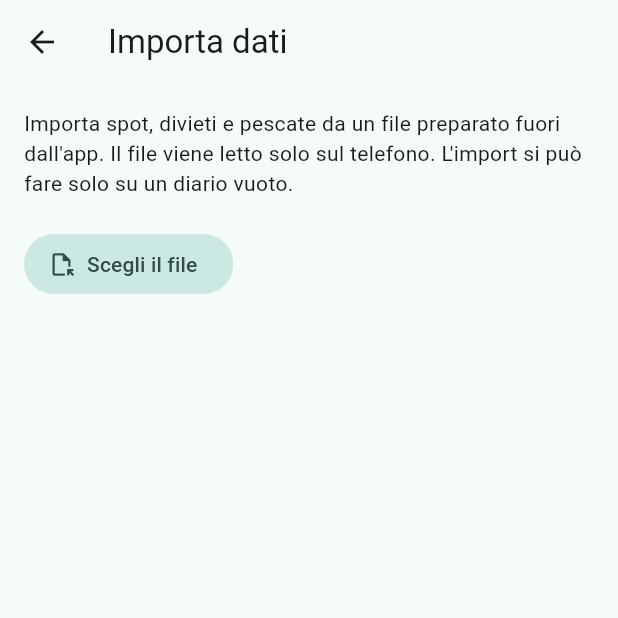
After one commit to LocaCele04/LC_Tesi, a Flutter app: the ImportaScreen screen opened directly, on a phone screen of 412 x 824 dp, the top half of it. The commit adds this screen. Run offline on Flutter 3.47's test engine with Material 3 defaults, Android fonts, the phone set to English and light mode, and no system bars; our stand-ins replace file_picker, flutter_map, flutter_riverpod, geolocator, latlong2, sqflite and 1 more; accounts and stored records are empty.

Commit message:
preparazione import storico

```diff
--- /dev/null
+++ b/diario_pesca/lib/services/import_service.dart
@@ -0,0 +1,451 @@
+import 'dart:convert';
+
+import '../models/catalogo/caratteristica.dart';
+import '../models/catalogo/specie.dart';
+import '../models/catalogo/valore_condizione.dart';
+import '../models/enums.dart';
+import '../models/pescate/pescata.dart';
+import '../models/pescate/riepilogo_caratteristica.dart';
+import '../models/pescate/riepilogo_specie.dart';
+import '../models/territorio/ambiente.dart';
+import '../models/territorio/coordinata.dart';
+import '../models/territorio/divieto.dart';
+import '../models/territorio/spot.dart';
+import '../repositories/catalogo_repository.dart';
+import '../repositories/pescate_repository.dart';
+import '../repositories/territorio_repository.dart';
+
+// Import dei dati da un file JSON preparato fuori dall'app (es. dallo
+// storico su foglio di calcolo e dai tratti di Google Earth).
+//
+// Il file resta sul telefono: viene letto dall'app e non va mai aggiunto
+// al repository, perché contiene dati personali.
+//
+// Formato (versione 1):
+//
+// {
+//   "formato": "diario-pesca-import", "versione": 1,
+//   "ambienti": [{"nome": "Torrentino", "condizioniCome": "Torrente"}],
+//   "specie": [{"nome": "Trota", "caratteristiche": ["Over 30"]}],
+//   "spot": [{"nome", "categoria", "ambiente", "voto"?, "difficolta"?,
+//             "noteOstacoli"?, "note"?, "linkParcheggio"?,
+//             "lunghezzaMetri"?, "punti": [[lat, lon], ...]}],
+//   "divieti": [{"nome", "note"?, "punti": [[lat, lon], ...]}],
+//   "pescate": [{"data": "2026-02-22", "fascia": "alba", "spot",
+//                "condizioni": {"Meteo": "Sereno"},
+//                "catture": [{"specie", "totale", "caratteristiche": {"Over 30": 1}}],
+//                "note"?}]
+// }
+
+const formatoImport = 'diario-pesca-import';
+const versioneImport = 1;
+
+/// Il file non si può importare. [problemi] sono frasi per l'utente.
+class ImportNonValido implements Exception {
+  const ImportNonValido(this.problemi);
+  final List<String> problemi;
+
+  @override
+  String toString() => problemi.join('\n');
+}
+
+/// L'import si è fermato a metà, dopo aver già salvato una parte dei dati.
+class ImportInterrotto implements Exception {
+  const ImportInterrotto(this.fase, this.errore);
+  final String fase;
+  final Object errore;
+
+  @override
+  String toString() => 'Import interrotto durante: $fase ($errore)';
+}
+
+/// Una cattura di una pescata da importare.
+class CatturaDaImportare {
+  const CatturaDaImportare({required this.specie, required this.totale, this.caratteristiche = const {}});
+  final String specie;
+  final int totale;
+  final Map<String, int> caratteristiche;
+}
+
+/// Una pescata da importare, con riferimenti per nome a spot, condizioni,
+/// specie e caratteristiche (gli id esistono solo dopo il salvataggio).
+class PescataDaImportare {
+  const PescataDaImportare({
+    required this.data,
+    required this.fascia,
+    required this.spot,
+    this.condizioni = const {},
+    this.catture = const [],
+    this.note,
+  });
+  final DateTime data;
+  final FasciaOraria fascia;
+  final String spot;
+  final Map<String, String> condizioni;
+  final List<CatturaDaImportare> catture;
+  final String? note;
+}
+
+/// Contenuto di un file già letto e controllato, pronto per l'import.
+class DatiImport {
+  const DatiImport({
+    required this.ambienti,
+    required this.specie,
+    required this.spot,
+    required this.divieti,
+    required this.pescate,
+  });
+
+  /// Ambienti nuovi e da quale ambiente copiano le condizioni.
+  final List<({String nome, String? condizioniCome})> ambienti;
+  final Map<String, List<String>> specie;
+  final List<Spot> spot;
+  final List<Divieto> divieti;
+  final List<PescataDaImportare> pescate;
+
+  int get spotConTratto => spot.where((s) => s.coordinate.isNotEmpty).length;
+  int get catture => pescate.fold(0, (n, p) => n + p.catture.fold(0, (m, c) => m + c.totale));
+}
+
+/// Quanti elementi sono stati importati.
+class EsitoImport {
+  const EsitoImport({required this.spot, required this.divieti, required this.pescate});
+  final int spot;
+  final int divieti;
+  final int pescate;
+}
+
+/// Avanzamento dell'import: fase in corso e quanti elementi su quanti.
+typedef AvanzamentoImport = void Function(String fase, int fatti, int totale);
+
+/// Legge, controlla e importa un file di dati. Funziona solo su un diario
+/// vuoto (nessuno spot, divieto o pescata), così non nascono doppioni.
+///
+/// Il controllo ([leggi]) è completo e non scrive nulla; l'import ([importa])
+/// usa i repository, ognuno con le sue transazioni. Se si ferma a metà per
+/// un errore imprevisto lancia [ImportInterrotto]: i dati già salvati
+/// restano e conviene ripartire da un diario vuoto.
+class ImportService {
+  ImportService({
+    required TerritorioRepository territorio,
+    required CatalogoRepository catalogo,
+    required PescateRepository pescate,
+  })  : _territorio = territorio,
+        _catalogo = catalogo,
+        _pescate = pescate;
+
+  final TerritorioRepository _territorio;
+  final CatalogoRepository _catalogo;
+  final PescateRepository _pescate;
+
+  /// Legge [testo] (il contenuto del file) e controlla tutto ciò che si può
+  /// controllare prima di scrivere. Lancia [ImportNonValido] con l'elenco
+  /// dei problemi (al massimo i primi 30).
+  Future<DatiImport> leggi(String testo) async {
+    final problemi = <String>[];
+
+    Object? json;
+    try {
+      json = jsonDecode(testo);
+    } on FormatException {
+      throw const ImportNonValido(['Il file non è un JSON valido.']);
+    }
+    if (json is! Map<String, Object?> || json['formato'] != formatoImport) {
+      throw const ImportNonValido(['Il file non è un file di import del Diario di pesca.']);
+    }
+    if (json['versione'] != versioneImport) {
+      throw ImportNonValido(['Versione del file ${json['versione']} non supportata (attesa $versioneImport).']);
+    }
+
+    if ((await _territorio.getSpots()).isNotEmpty ||
+        (await _territorio.getDivieti()).isNotEmpty ||
+        (await _pescate.getPescate()).isNotEmpty) {
+      problemi.add('Il diario non è vuoto: l\'import si può fare solo su un diario nuovo.');
+    }
+
+    List<Map<String, Object?>> elenco(String chiave) {
+      final v = json is Map<String, Object?> ? json[chiave] : null;
+      if (v == null) return const [];
+      if (v is! List) {
+        problemi.add('"$chiave" deve essere un elenco.');
+        return const [];
+      }
+      return [for (final e in v) if (e is Map<String, Object?>) e];
+    }
+
+    String? testoOpz(Map<String, Object?> m, String k) {
+      final v = m[k];
+      if (v is! String) return null;
+      final t = v.trim();
+      return t.isEmpty ? null : t;
+    }
+
+    List<Coordinata> punti(Object? v, String dove) {
+      if (v == null) return const [];
+      final risultato = <Coordinata>[];
+      if (v is List) {
+        for (final p in v) {
+          if (p is List && p.length == 2 && p[0] is num && p[1] is num) {
+            final lat = (p[0] as num).toDouble();
+            final lon = (p[1] as num).toDouble();
+            if (lat.abs() <= 90 && lon.abs() <= 180) {
+              risultato.add(Coordinata(ordine: risultato.length, latitudine: lat, longitudine: lon));
+              continue;
+            }
+          }
+          problemi.add('$dove: punto non valido ($p).');
+        }
+      }
+      return risultato;
+    }
+
+    // Ambienti: quelli già presenti più i nuovi del file.
+    final ambientiNoti = {for (final a in await _territorio.getAmbienti()) a.nome.toLowerCase()};
+    final ambienti = <({String nome, String? condizioniCome})>[];
+    for (final a in elenco('ambienti')) {
+      final nome = testoOpz(a, 'nome');
+      final come = testoOpz(a, 'condizioniCome');
+      if (nome == null) {
+        problemi.add('Un ambiente non ha il nome.');
+        continue;
+      }
+      if (come != null && !ambientiNoti.contains(come.toLowerCase())) {
+        problemi.add('Ambiente $nome: l\'ambiente "$come" da cui copiare le condizioni non esiste.');
+      }
+      if (ambientiNoti.add(nome.toLowerCase())) ambienti.add((nome: nome, condizioniCome: come));
+    }
+
+    // Specie e caratteristiche dichiarate.
+    final specie = <String, List<String>>{};
+    for (final s in elenco('specie')) {
+      final nome = testoOpz(s, 'nome');
+      if (nome == null) {
+        problemi.add('Una specie non ha il nome.');
+        continue;
+      }
+      final car = s['caratteristiche'];
+      specie[nome] = [if (car is List) for (final c in car) if (c is String && c.trim().isNotEmpty) c.trim()];
+    }
+
+    // Spot.
+    final spot = <Spot>[];
+    final nomiSpot = <String, String>{};
+    for (final s in elenco('spot')) {
+      final nome = testoOpz(s, 'nome');
+      final categoria = testoOpz(s, 'categoria');
+      final ambiente = testoOpz(s, 'ambiente');
+      if (nome == null || categoria == null || ambiente == null) {
+        problemi.add('Spot ${nome ?? '(senza nome)'}: servono nome, categoria e ambiente.');
+        continue;
+      }
+      if (nomiSpot.containsKey(nome.toLowerCase())) {
+        problemi.add('Spot "$nome" ripetuto.');
+        continue;
+      }
+      if (!ambientiNoti.contains(ambiente.toLowerCase())) {
+        problemi.add('Spot $nome: ambiente "$ambiente" sconosciuto.');
+      }
+      final voto = s['voto'];
+      if (voto != null && (voto is! num || voto < 0 || voto > 10)) {
+        problemi.add('Spot $nome: voto non valido ($voto).');
+      }
+      final difficolta = testoOpz(s, 'difficolta');
+      final diff = Difficolta.values.where((d) => d.name == difficolta).firstOrNull;
+      if (difficolta != null && diff == null) problemi.add('Spot $nome: difficoltà "$difficolta" non valida.');
+      final lunghezza = s['lunghezzaMetri'];
+      nomiSpot[nome.toLowerCase()] = nome;
+      spot.add(Spot(
+        nome: nome,
+        categoriaNome: categoria,
+        ambiente: ambiente,
+        voto: voto is num ? voto.toDouble() : null,
+        difficolta: diff,
+        noteOstacoli: testoOpz(s, 'noteOstacoli'),
+        note: testoOpz(s, 'note'),
+        linkParcheggio: testoOpz(s, 'linkParcheggio'),
+        lunghezzaMetri: lunghezza is num && lunghezza > 0 ? lunghezza.toDouble() : null,
+        coordinate: punti(s['punti'], 'Spot $nome'),
+      ));
+    }
+
+    // Divieti.
+    final divieti = <Divieto>[];
+    for (final d in elenco('divieti')) {
+      final nome = testoOpz(d, 'nome');
+      final p = punti(d['punti'], 'Divieto ${nome ?? ''}');
+      if (nome == null || p.isEmpty) {
+        problemi.add('Divieto ${nome ?? '(senza nome)'}: servono il nome e almeno un punto.');
+        continue;
+      }
+      divieti.add(Divieto(nome: nome, note: testoOpz(d, 'note'), coordinate: p));
+    }
+
+    // Pescate.
+    final condizioni = {
+      for (final c in await _catalogo.getCondizioni())
+        c.nome.toLowerCase(): {for (final v in c.valori) v.nome.toLowerCase()},
+    };
+    final pescate = <PescataDaImportare>[];
+    var indice = 0;
+    for (final p in elenco('pescate')) {
+      indice++;
+      final dove = 'Pescata $indice${p['data'] is String ? ' (${p['data']})' : ''}';
+      final data = p['data'] is String ? DateTime.tryParse(p['data'] as String) : null;
+      final fascia = FasciaOraria.values.where((f) => f.name == p['fascia']).firstOrNull;
+      final nomeSpot = nomiSpot[(testoOpz(p, 'spot') ?? '').toLowerCase()];
+      if (data == null) problemi.add('$dove: data non valida.');
+      if (fascia == null) problemi.add('$dove: fascia oraria "${p['fascia']}" non valida.');
+      if (nomeSpot == null) problemi.add('$dove: lo spot "${p['spot']}" non è nel file.');
+
+      final cond = <String, String>{};
+      final c = p['condizioni'];
+      if (c is Map) {
+        for (final e in c.entries) {
+          final valori = condizioni[e.key.toString().toLowerCase()];
+          if (valori == null) {
+            problemi.add('$dove: condizione "${e.key}" inesistente.');
+          } else if (!valori.contains(e.value.toString().toLowerCase())) {
+            problemi.add('$dove: valore "${e.value}" inesistente per ${e.key}.');
+          } else {
+            cond[e.key.toString()] = e.value.toString();
+          }
+        }
+      }
+
+      final catture = <CatturaDaImportare>[];
+      final elencoCatture = p['catture'];
+      if (elencoCatture is List) {
+        for (final ct in elencoCatture.whereType<Map<String, Object?>>()) {
+          final sp = testoOpz(ct, 'specie');
+          final totale = ct['totale'];
+          if (sp == null || !specie.containsKey(sp)) {
+            problemi.add('$dove: specie "$sp" non dichiarata.');
+            continue;
+          }
+          if (totale is! int || totale < 1) {
+            problemi.add('$dove: totale delle catture non valido ($totale).');
+            continue;
+          }
+          final car = <String, int>{};
+          final dettagli = ct['caratteristiche'];
+          if (dettagli is Map) {
+            for (final e in dettagli.entries) {
+              if (!specie[sp]!.contains(e.key)) {
+                problemi.add('$dove: caratteristica "${e.key}" non dichiarata per $sp.');
+              } else if (e.value is! int || (e.value as int) < 0) {
+                problemi.add('$dove: quantità non valida per ${e.key}.');
+              } else if (e.value as int > 0) {
+                car[e.key.toString()] = e.value as int;
+              }
+            }
+          }
+          if (car.values.fold(0, (a, b) => a + b) > totale) {
+            problemi.add('$dove: le caratteristiche contano più catture del totale ($totale).');
+          }
+          catture.add(CatturaDaImportare(specie: sp, totale: totale, caratteristiche: car));
+        }
+      }
+
+      if (data != null && fascia != null && nomeSpot != null) {
+        pescate.add(PescataDaImportare(
+          data: DateTime(data.year, data.month, data.day),
+          fascia: fascia,
+          spot: nomeSpot,
+          condizioni: cond,
+          catture: catture,
+          note: testoOpz(p, 'note'),
+        ));
+      }
+    }
+
+    if (problemi.isNotEmpty) {
+      throw ImportNonValido([
+        ...problemi.take(30),
+        if (problemi.length > 30) '…e altri ${problemi.length - 30} problemi.',
+      ]);
+    }
+    return DatiImport(ambienti: ambienti, specie: specie, spot: spot, divieti: divieti, pescate: pescate);
+  }
+
+  /// Salva i [dati] letti da [leggi]: ambienti, specie e caratteristiche,
+  /// spot (con le categorie), divieti e infine le pescate, che rendono gli
+  /// spot *battuti*. Il meteo delle pescate resta da scaricare.
+  Future<EsitoImport> importa(DatiImport dati, {AvanzamentoImport? avanzamento}) async {
+    var fase = 'ambienti';
+    try {
+      for (final a in dati.ambienti) {
+        await _territorio.inserisciAmbiente(Ambiente(nome: a.nome));
+        if (a.condizioniCome != null) {
+          await _catalogo.copiaCondizioniAmbiente(daAmbiente: a.condizioniCome!, aAmbiente: a.nome);
+        }
+      }
+
+      fase = 'specie';
+      final specieEsistenti = {for (final s in await _catalogo.getSpecie()) s.nome.toLowerCase()};
+      final caratteristiche = <String, Caratteristica>{};
+      for (final e in dati.specie.entries) {
+        if (!specieEsistenti.contains(e.key.toLowerCase())) {
+          await _catalogo.inserisciSpecie(Specie(nome: e.key));
+        }
+        for (final nome in e.value) {
+          caratteristiche['${e.key}|$nome'] =
+              await _catalogo.getCaratteristicaPerNome(specieNome: e.key, nome: nome) ??
+                  await _catalogo.salvaCaratteristica(Caratteristica(specieNome: e.key, nome: nome));
+        }
+      }
+
+      fase = 'spot';
+      for (var i = 0; i < dati.spot.length; i++) {
+        avanzamento?.call('Spot', i, dati.spot.length);
+        await _territorio.salvaSpotConCoordinate(dati.spot[i]);
+      }
+
+      fase = 'divieti';
+      for (var i = 0; i < dati.divieti.length; i++) {
+        avanzamento?.call('Divieti', i, dati.divieti.length);
+        await _territorio.salvaDivieto(dati.divieti[i]);
+      }
+
+      fase = 'pescate';
+      // Valori delle condizioni per nome, con i loro id.
+      final valori = <String, ValoreCondizione>{};
+      for (final c in await _catalogo.getCondizioni()) {
+        for (final v in c.valori) {
+          valori['${c.nome.toLowerCase()}|${v.nome.toLowerCase()}'] = v;
+        }
+      }
+      for (var i = 0; i < dati.pescate.length; i++) {
+        avanzamento?.call('Pescate', i, dati.pescate.length);
+        final p = dati.pescate[i];
+        await _pescate.salvaPescata(Pescata(
+          data: p.data,
+          fasciaOraria: p.fascia,
+          spotNome: p.spot,
+          note: p.note,
+          valoriCondizioni: [
+            for (final e in p.condizioni.entries)
+              valori['${e.key.toLowerCase()}|${e.value.toLowerCase()}']!,
+          ],
+          riepiloghiSpecie: [
+            for (final c in p.catture)
+              RiepilogoSpecie(
+                specieNome: c.specie,
+                quantita: c.totale,
+                dettagli: [
+                  for (final e in c.caratteristiche.entries)
+                    RiepilogoCaratteristica(
+                      caratteristica: caratteristiche['${c.specie}|${e.key}']!,
+                      quantita: e.value,
+                    ),
+                ],
+              ),
+          ],
+        ));
+      }
+      avanzamento?.call('Pescate', dati.pescate.length, dati.pescate.length);
+    } catch (e) {
+      throw ImportInterrotto(fase, e);
+    }
+    return EsitoImport(spot: dati.spot.length, divieti: dati.divieti.length, pescate: dati.pescate.length);
+  }
+}
--- /dev/null
+++ b/diario_pesca/lib/ui/screens/importa_screen.dart
@@ -0,0 +1,187 @@
+import 'dart:convert';
+
+import 'package:file_picker/file_picker.dart';
+import 'package:flutter/material.dart';
+import 'package:flutter_riverpod/flutter_riverpod.dart';
+
+import '../../services/import_service.dart';
+import '../state/catalogo_state.dart';
+import '../state/dipendenze.dart';
+import '../state/mappa_state.dart';
+import '../state/pescate_state.dart';
+import '../state/spot_state.dart';
+
+/// Sceglie un file sul telefono e ne restituisce il testo, `null` se
+/// l'utente annulla. Nei test si sostituisce con una funzione finta.
+typedef SceltaFile = Future<String?> Function();
+
+Future<String?> _scegliFileDalTelefono() async {
+  final file = await FilePicker.pickFile();
+  if (file == null) return null;
+  return utf8.decode(await file.readAsBytes());
+}
+
+/// Import dei dati da un file preparato fuori dall'app (lo storico):
+/// scelta del file, riepilogo di cosa contiene (o dei problemi trovati),
+/// import con avanzamento ed esito. Funziona solo su un diario vuoto.
+class ImportaScreen extends ConsumerStatefulWidget {
+  const ImportaScreen({super.key, this.scegliFile = _scegliFileDalTelefono});
+
+  final SceltaFile scegliFile;
+
+  @override
+  ConsumerState<ImportaScreen> createState() => _ImportaScreenState();
+}
+
+class _ImportaScreenState extends ConsumerState<ImportaScreen> {
+  DatiImport? _dati;
+  List<String> _problemi = const [];
+  bool _lettura = false;
+  bool _importInCorso = false;
+  ({String fase, int fatti, int totale})? _avanzamento;
+  EsitoImport? _esito;
+  String? _errore;
+
+  Future<void> _scegli() async {
+    setState(() {
+      _lettura = true;
+      _dati = null;
+      _problemi = const [];
+      _errore = null;
+    });
+    try {
+      final testo = await widget.scegliFile();
+      if (testo == null) return;
+      final dati = await ref.read(importServiceProvider).leggi(testo);
+      if (mounted) setState(() => _dati = dati);
+    } on ImportNonValido catch (e) {
+      if (mounted) setState(() => _problemi = e.problemi);
+    } catch (e) {
+      if (mounted) setState(() => _problemi = ['File non leggibile: $e']);
+    } finally {
+      if (mounted) setState(() => _lettura = false);
+    }
+  }
+
+  Future<void> _importa() async {
+    final dati = _dati!;
+    setState(() => _importInCorso = true);
+    try {
+      final esito = await ref.read(importServiceProvider).importa(
+            dati,
+            avanzamento: (fase, fatti, totale) {
+              if (mounted) setState(() => _avanzamento = (fase: fase, fatti: fatti, totale: totale));
+            },
+          );
+      if (mounted) setState(() => _esito = esito);
+    } catch (e) {
+      if (mounted) setState(() => _errore = e.toString());
+    } finally {
+      // Anche dopo un errore una parte dei dati può essere stata salvata.
+      ref
+        ..invalidate(elencoSpotProvider)
+        ..invalidate(elencoPescateProvider)
+        ..invalidate(divietiProvider)
+        ..invalidate(categorieProvider)
+        ..invalidate(ambientiProvider)
+        ..invalidate(specieProvider)
+        ..invalidate(escheProvider)
+        ..invalidate(nomiCondizioniProvider)
+        ..invalidate(caratteristicheProvider);
+      if (mounted) setState(() => _importInCorso = false);
+    }
+  }
+
+  @override
+  Widget build(BuildContext context) {
+    final testo = Theme.of(context).textTheme;
+    final dati = _dati;
+    final avanzamento = _avanzamento;
+
+    return Scaffold(
+      appBar: AppBar(title: const Text('Importa dati')),
+      body: ListView(
+        padding: const EdgeInsets.fromLTRB(16, 16, 16, 32),
+        children: [
+          Text(
+            'Importa spot, divieti e pescate da un file preparato fuori dall\'app. '
+            'Il file viene letto solo sul telefono. L\'import si può fare solo su un '
+            'diario vuoto.',
+            style: testo.bodyMedium,
+          ),
+          const SizedBox(height: 20),
+          if (_esito == null)
+            Align(
+              alignment: Alignment.centerLeft,
+              child: FilledButton.tonalIcon(
+                onPressed: _lettura || _importInCorso ? null : _scegli,
+                icon: const Icon(Icons.file_open_outlined),
+                label: Text(dati == null ? 'Scegli il file' : 'Scegli un altro file'),
+              ),
+            ),
+          if (_lettura) ...[
+            const SizedBox(height: 20),
+            const LinearProgressIndicator(),
+          ],
+          if (_problemi.isNotEmpty) ...[
+            const SizedBox(height: 24),
+            Text('Il file non si può importare', style: testo.titleMedium),
+            const SizedBox(height: 8),
+            for (final p in _problemi)
+              Padding(padding: const EdgeInsets.only(top: 4), child: Text('• $p')),
+          ],
+          if (dati != null && _esito == null) ...[
+            const SizedBox(height: 24),
+            Text('Contenuto del file', style: testo.titleMedium),
+            const SizedBox(height: 8),
+            Text('${dati.spot.length} spot (${dati.spotConTratto} con il tratto)'),
+            Text('${dati.divieti.length} divieti'),
+            Text('${dati.pescate.length} pescate, ${dati.catture} catture'),
+            if (dati.ambienti.isNotEmpty) Text('Ambienti nuovi: ${dati.ambienti.map((a) => a.nome).join(', ')}'),
+            const SizedBox(height: 24),
+            if (avanzamento != null && _importInCorso) ...[
+              Text('${avanzamento.fase}: ${avanzamento.fatti} di ${avanzamento.totale}'),
+              const SizedBox(height: 8),
+              LinearProgressIndicator(
+                value: avanzamento.totale == 0 ? null : avanzamento.fatti / avanzamento.totale,
+              ),
+              const SizedBox(height: 16),
+            ],
+            FilledButton.icon(
+              onPressed: _importInCorso ? null : _importa,
+              icon: const Icon(Icons.download_done),
+              label: const Text('Importa'),
+            ),
+          ],
+          if (_errore != null) ...[
+            const SizedBox(height: 24),
+            Text('Import interrotto', style: testo.titleMedium),
+            const SizedBox(height: 8),
+            Text(_errore!),
+            const SizedBox(height: 8),
+            const Text(
+              'Una parte dei dati potrebbe essere già stata salvata: prima di riprovare '
+              'cancella i dati dell\'app per ripartire da un diario vuoto.',
+            ),
+          ],
+          if (_esito != null) ...[
+            const SizedBox(height: 24),
+            Text('Import completato', style: testo.titleMedium),
+            const SizedBox(height: 8),
+            Text('${_esito!.spot} spot, ${_esito!.divieti} divieti e ${_esito!.pescate} pescate importati.'),
+            const SizedBox(height: 8),
+            const Text(
+              'Il meteo delle pescate è da scaricare: usa il pulsante con la nuvola '
+              'nell\'elenco delle pescate. Ora puoi cancellare il file dal telefono.',
+            ),
+            const SizedBox(height: 16),
+            FilledButton(
+              onPressed: () => Navigator.of(context).pop(),
+              child: const Text('Fine'),
+            ),
+          ],
+        ],
+      ),
+    );
+  }
+}
--- a/diario_pesca/lib/ui/state/dipendenze.dart
+++ b/diario_pesca/lib/ui/state/dipendenze.dart
@@ -7,6 +7,7 @@ import '../../repositories/meteo_repository.dart';
 import '../../repositories/obiettivi_repository.dart';
 import '../../repositories/pescate_repository.dart';
 import '../../repositories/territorio_repository.dart';
+import '../../services/import_service.dart';
 import '../../services/meteo_service.dart';
 import '../../services/posizione_service.dart';
 import '../../services/statistiche_service.dart';
@@ -82,3 +83,12 @@ final meteoServiceProvider = Provider<MeteoService>((ref) {
 final posizioneServiceProvider = Provider<PosizioneService>(
   (ref) => const PosizioneService(),
 );
+
+/// Import dei dati da un file (storico).
+final importServiceProvider = Provider<ImportService>(
+  (ref) => ImportService(
+    territorio: ref.watch(territorioRepositoryProvider),
+    catalogo: ref.watch(catalogoRepositoryProvider),
+    pescate: ref.watch(pescateRepositoryProvider),
+  ),
+);
--- a/diario_pesca/pubspec.yaml
+++ b/diario_pesca/pubspec.yaml
@@ -39,6 +39,8 @@ dependencies:
   latlong2: ^0.9.1
   # Posizione del telefono (GPS) per centrare la mappa.
   geolocator: ^14.0.2
+  # Scelta del file da importare (solo per l'import dei dati).
+  file_picker: ^13.4.1
 
 dev_dependencies:
   flutter_test:
```
Also changed, not shown: diario_pesca/lib/ui/screens/elenco_pescate_screen.dart (+9 -0 lines), diario_pesca/pubspec.lock, 4 other files.
